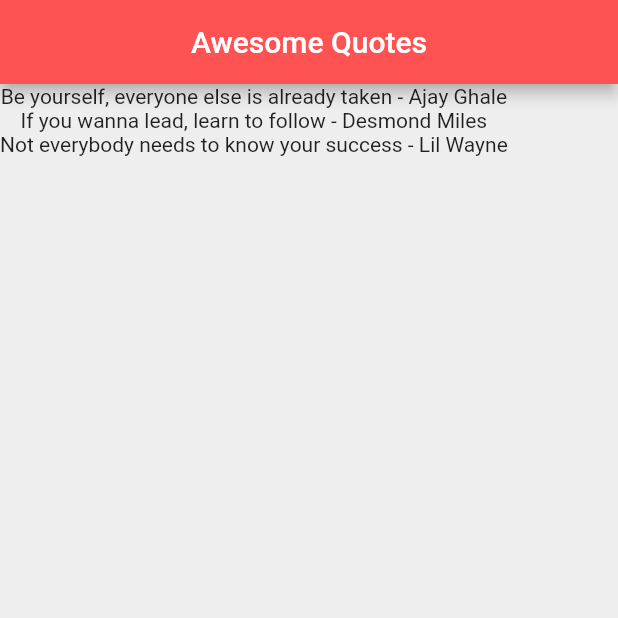
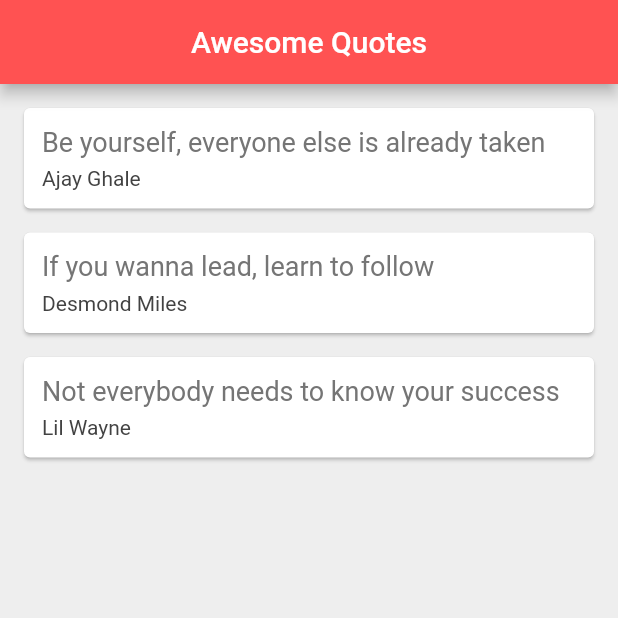
Before and after one commit to navishkauoc/learning_flutter_yt, a Flutter app: the screen it shows after launch, on a phone screen of 412 x 824 dp, the top half of it. Run offline on Flutter 3.47's test engine with Material 2 defaults, Android fonts, the phone set to English and light mode, and no system bars.

Commit message:
Use of Card classes

```diff
--- a/quote_generator/lib/main.dart
+++ b/quote_generator/lib/main.dart
@@ -20,6 +20,35 @@ class _QuoteListState extends State<QuoteList> {
     Quote(author: 'Lil Wayne', text: 'Not everybody needs to know your success')
   ];
 
+  Widget quoteTemplate(quote) {
+    return Card(
+      margin: EdgeInsets.fromLTRB(16.0, 16.0, 16.0, 0),
+      child: Padding(
+        padding: const EdgeInsets.all(12.0),
+        child: Column(
+          crossAxisAlignment: CrossAxisAlignment.stretch,
+          children: [
+            Text(
+              quote.text,
+              style: TextStyle(
+                fontSize: 18.0,
+                color: Colors.grey[600],
+              ),
+            ),
+            SizedBox(height: 6.0),
+            Text(
+              quote.author,
+              style: TextStyle(
+                fontSize: 14.0,
+                color: Colors.grey[800]
+              ),
+            ),
+          ],
+        ),
+      ),
+    );
+  }
+
   @override
   Widget build(BuildContext context) {
     return Scaffold(
@@ -30,7 +59,7 @@ class _QuoteListState extends State<QuoteList> {
         backgroundColor: Colors.redAccent,
       ),
       body: Column(
-        children: quotes.map((quote) => Text('${quote.text} - ${quote.author}')).toList(),
+        children: quotes.map((quote) => quoteTemplate(quote)).toList(),
       ),
     );
   }
```
